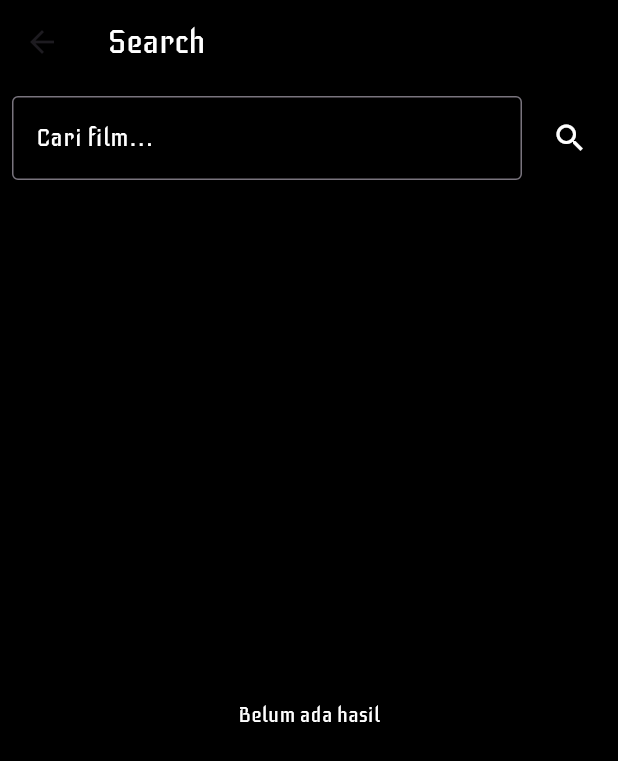
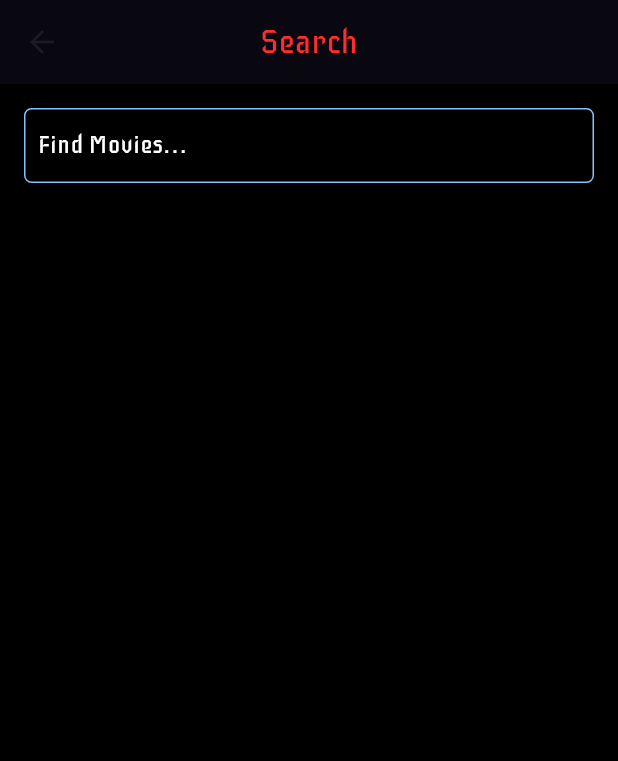
Before and after one commit to adhfac/pilem, a Flutter app: the SearchScreen screen opened directly, on a phone screen of 412 x 824 dp. Shown: the top 761 px of the screen. Run offline on Flutter 3.47's test engine with Material 3 defaults, Android fonts, the phone set to English and light mode, and no system bars; network calls fail.

Commit message:
Search and More

```diff
--- a/lib/models/movie.dart
+++ b/lib/models/movie.dart
@@ -49,6 +49,7 @@ class Movie {
       voteCount: json['vote_count'] ?? 0,
     );
   }
+
   Map<String, dynamic> toJson() {
     return {
       'adult': adult,
@@ -67,7 +68,4 @@ class Movie {
       'vote_count': voteCount,
     };
   }
-
-  @override
-  String toString() => 'Movie(title: $title, releaseDate: $releaseDate)';
 }
--- a/lib/screens/home_screen.dart
+++ b/lib/screens/home_screen.dart
@@ -43,13 +43,15 @@ class _HomeScreenState extends State<HomeScreen> {
       backgroundColor: Colors.black,
       appBar: AppBar(
         title: const Text('Top Mov',
-            style: TextStyle(fontFamily: 'iceberg', color: Colors.white)),
+            style: TextStyle(fontFamily: 'iceberg', color: Color.fromARGB(255, 255, 45, 45))),
         backgroundColor: Colors.black,
         elevation: 4,
+        centerTitle: true,
       ),
       body: _allMovies.isEmpty
           ? const Center(child: CircularProgressIndicator())
           : SingleChildScrollView(
+            physics: BouncingScrollPhysics(),
               child: Column(
                 crossAxisAlignment: CrossAxisAlignment.start,
                 children: [
--- a/lib/screens/search_screen.dart
+++ b/lib/screens/search_screen.dart
@@ -10,81 +10,109 @@ class SearchScreen extends StatefulWidget {
 }
 
 class _SearchScreenState extends State<SearchScreen> {
-  final ApiServices _apiServices = ApiServices();
+  final ApiServices _apiService = ApiServices();
   final TextEditingController _searchController = TextEditingController();
-  List <Movie> _searchResults = [];
+  List<Movie> _searchResults = [];
 
   @override
   void initState() {
     // TODO: implement initState
     super.initState();
+    _searchController.addListener(_searchMovies);
   }
 
   @override
   void dispose() {
     // TODO: implement dispose
     super.dispose();
+    _searchController.dispose();
   }
 
-  void _searchMovies(){
+  void _searchMovies() async {
+    if (_searchController.text.isEmpty) {
+      setState(() {
+        _searchResults.clear();
+      });
+      return;
+    }
 
+    final searchData = await _apiService.searchMovies(_searchController.text);
+    setState(() {
+      _searchResults = searchData;
+    });
   }
 
   @override
   Widget build(BuildContext context) {
     return Scaffold(
       backgroundColor: Colors.black,
-      appBar: AppBar(title: const Text('Search', style: TextStyle(fontFamily: 'iceberg', color: Colors.white),), backgroundColor: Colors.black,),
-      body:  Column(
+      appBar: AppBar(
+        title: const Text('Search',
+            style: TextStyle(
+                fontFamily: 'iceberg',
+                color: Color.fromARGB(255, 255, 45, 45))),
+        backgroundColor: Colors.black,
+        elevation: 4,
+        centerTitle: true,
+      ),
+      body: Padding(
+        padding: const EdgeInsets.all(16.0),
+        child: Column(
           children: [
-          Padding(
-            padding: const EdgeInsets.all(8.0),
+            Container(
+              padding: const EdgeInsets.symmetric(horizontal: 8.0),
+              decoration: BoxDecoration(
+                  border: Border.all(
+                      color: const Color.fromARGB(255, 130, 196, 251),
+                      width: 1.0),
+                  borderRadius: BorderRadius.circular(5.0)),
               child: Row(
                 children: [
                   Expanded(
                     child: TextField(
                       controller: _searchController,
+                      style: const TextStyle(
+                          color: Colors.white, fontFamily: 'iceberg'),
                       decoration: const InputDecoration(
-                      hintText: 'Cari film...',
-                      border: OutlineInputBorder(),
-                      hintStyle: TextStyle(fontFamily: 'iceberg', color: Colors.white)
-                    ),
-                    onSubmitted: (_) => _searchMovies(),
+                        hintText: 'Find Movies...',
+                        hintStyle: TextStyle(
+                            fontFamily: 'iceberg', color: Colors.white),
+                        border: InputBorder.none,
                       ),
                     ),
-                const SizedBox(width: 8),
-                IconButton(
-                  icon: const Icon(Icons.search),
-                  onPressed: _searchMovies,
+                  ),
+                  Visibility(
+                    visible: _searchController.text.isNotEmpty,
+                    child: IconButton(
+                      onPressed: () {
+                        _searchController.clear();
+                        setState(() {
+                          _searchResults.clear();
+                        });
+                      },
+                      icon: const Icon(Icons.cleaning_services_outlined),
                       color: Colors.white,
+                    ),
                   ),
                 ],
               ),
             ),
             Expanded(
-            child: _searchResults.isEmpty
-                ? const Center(child: Text('Belum ada hasil', style: TextStyle(fontFamily: 'iceberg', color: Colors.white)))
-                : ListView.builder(
+              child: Visibility(
+                visible: _searchController.text.isNotEmpty,
+                child: ListView.builder(
                   itemCount: _searchResults.length,
                   itemBuilder: (context, index) {
-                      final movie = _searchResults[index];
                     return ListTile(
-                        leading: Image.network(
-                          movie.posterPath,
-                          width: 90,
-                          height: 160,
-                          fit: BoxFit.cover,
-                        ),
-                        title: Text(movie.title),
-                        subtitle: Text(movie.releaseDate ?? 'Tidak diketahui'),
-                        onTap: () {
-
-                        },
+                      title: Text(_searchResults[index].title,
+                          style: const TextStyle(color: Colors.white)),
                     );
                   },
                 ),
               ),
+            ),
           ],
+        ),
       ),
     );
   }
--- a/lib/services/api_services.dart
+++ b/lib/services/api_services.dart
@@ -39,9 +39,9 @@ class ApiServices {
     }
   }
 
-  Future<List<Movie>> searchMovies() async {
+  Future<List<Movie>> searchMovies(String query) async {
     final res = await http
-        .get(Uri.parse("$baseURL/search/movie?query&api_key=$apikey"));
+        .get(Uri.parse("$baseURL/search/movie?query=$query&api_key=$apikey"));
     if (res.statusCode == 200) {
       final data = json.decode(res.body);
       return (data['results'] as List).map((e) => Movie.fromJson(e)).toList();
```
Also changed, not shown: lib/main.dart (+9 -6 lines), lib/screens/favorite_screen.dart (+11 -1 lines). Lines whose indentation alone changed are shown as unchanged.
